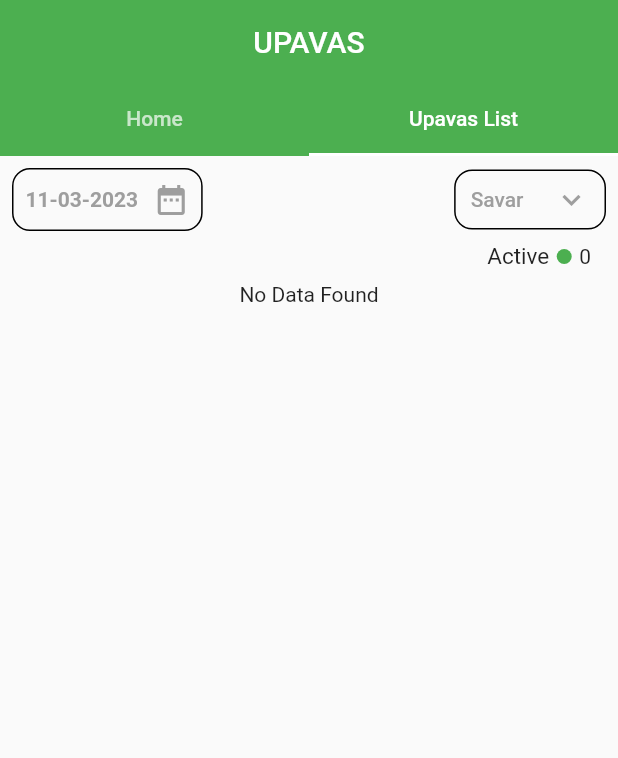
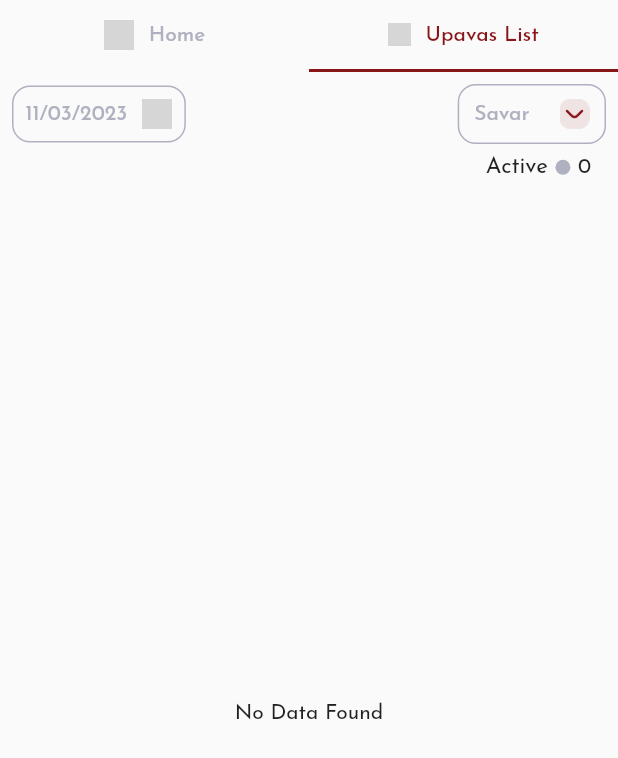
Before and after one commit to BHARGAVTHUMMAR/upavas, a Flutter app: the screen it shows after launch, tab 2 chosen, on a phone screen of 412 x 824 dp. Shown: the top 758 px of the screen. Run offline on Flutter 3.47's test engine with Material 2 defaults, Android fonts, the phone set to English and light mode, and no system bars; our stand-ins replace cloud_firestore, firebase_core, get, get_it; accounts and stored records are empty; grey boxes are pictures that could not be loaded.

Commit message:
first commit.

```diff
--- a/lib/app/modules/home/controllers/home_controller.dart
+++ b/lib/app/modules/home/controllers/home_controller.dart
@@ -17,7 +17,7 @@ class HomeController extends GetxController {
   @override
   void onInit() {
     selectedDate.value =
-        DateFormat('dd-MM-yyyy').format(DateTime.now()).toString();
+        DateFormat('dd/MM/yyyy').format(DateTime.now()).toString();
     WidgetsBinding.instance.addPostFrameCallback((timeStamp) {
       data();
     });
@@ -51,7 +51,7 @@ class HomeController extends GetxController {
         lastDate: DateTime(2100));
     if (pickedDate != null) {
       print(pickedDate);
-      selectedDate.value = DateFormat('dd-MM-yyyy').format(pickedDate);
+      selectedDate.value = DateFormat('dd/MM/yyyy').format(pickedDate);
       data();
     } else {}
   }
--- a/lib/app/modules/mainhome/controllers/mainhome_controller.dart
+++ b/lib/app/modules/mainhome/controllers/mainhome_controller.dart
@@ -1,9 +1,7 @@
 import 'package:get/get.dart';
 
 class MainhomeController extends GetxController {
-  //TODO: Implement MainhomeController
-
-  final count = 0.obs;
+  RxInt SelectedTab = 0.obs;
   @override
   void onInit() {
     super.onInit();
@@ -18,6 +16,4 @@ class MainhomeController extends GetxController {
   void onClose() {
     super.onClose();
   }
-
-  void increment() => count.value++;
 }
--- a/lib/app/modules/mainhome/views/mainhome_view.dart
+++ b/lib/app/modules/mainhome/views/mainhome_view.dart
@@ -1,6 +1,7 @@
 import 'package:flutter/material.dart';
 
 import 'package:get/get.dart';
+import 'package:upvas/app/constants/color_constant.dart';
 import 'package:upvas/app/modules/home/views/home_view.dart';
 import 'package:upvas/app/modules/upavaslist/views/upavaslist_view.dart';
 
@@ -8,23 +9,81 @@ import '../controllers/mainhome_controller.dart';
 
 class MainhomeView extends GetView<MainhomeController> {
   const MainhomeView({Key? key}) : super(key: key);
+
   @override
   Widget build(BuildContext context) {
+    return Obx(() {
       return DefaultTabController(
         length: 2,
         child: Scaffold(
-        appBar: AppBar(
-          elevation: 0,
-          backgroundColor: Colors.green,
-          title: const Text('UPAVAS'),
-          centerTitle: true,
-          bottom: TabBar(indicatorColor: Colors.white,tabs: [Tab(child: Text("Home")),Tab(child: Text("Upavas List"))]),
+          body: SafeArea(
+            child: Column(
+              children: [
+                TabBar(
+                    indicatorColor: appTheme.primaryTheme,
+                    onTap: (value) {
+                      controller.SelectedTab.value = value;
+                    },
+                    // unselectedLabelColor: appTheme.textGrayColor,
+                    tabs: [
+                      Tab(
+                          child: Row(
+                        mainAxisAlignment: MainAxisAlignment.center,
+                        crossAxisAlignment: CrossAxisAlignment.center,
+                        children: [
+                          (controller.SelectedTab.value == 0)
+                              ? Image.asset(
+                                  "assets/icons_image/home_select.png",
+                                  height: 20)
+                              : Image.asset(
+                                  "assets/icons_image/home_unselect.png",
+                                  height: 20),
+                          SizedBox(
+                            width: 10,
                           ),
-        body:  TabBarView(children: [
-          HomeView(),
-          UpavaslistView()
+                          Text(
+                            "Home",
+                            style: TextStyle(
+                                color: controller.SelectedTab.value == 0
+                                    ? appTheme.primaryTheme
+                                    : appTheme.textGrayColor),
+                          ),
+                        ],
+                      )),
+                      Tab(
+                          child: Row(
+                        mainAxisAlignment: MainAxisAlignment.center,
+                        crossAxisAlignment: CrossAxisAlignment.center,
+                        children: [
+                          (controller.SelectedTab.value == 0)
+                              ? Image.asset(
+                                  "assets/icons_image/menu_unselect.png",
+                                  height: 15)
+                              : Image.asset(
+                                  "assets/icons_image/menu_select.png",
+                                  height: 15),
+                          SizedBox(
+                            width: 10,
+                          ),
+                          Text(
+                            "Upavas List",
+                            style: TextStyle(
+                                color: controller.SelectedTab.value == 0
+                                    ? appTheme.textGrayColor
+                                    : appTheme.primaryTheme),
+                          ),
+                        ],
+                      )),
                     ]),
+                Expanded(
+                    child: TabBarView(
+                        physics: NeverScrollableScrollPhysics(),
+                        children: [HomeView(), UpavaslistView()])),
+              ],
+            ),
+          ),
         ),
       );
+    });
   }
 }
--- a/lib/app/modules/upavaslist/controllers/upavaslist_controller.dart
+++ b/lib/app/modules/upavaslist/controllers/upavaslist_controller.dart
@@ -19,12 +19,13 @@ class UpavaslistController extends GetxController {
   @override
   void onInit() {
     selectedDate.value =
-        DateFormat('dd-MM-yyyy').format(DateTime.now()).toString();
+        DateFormat('dd/MM/yyyy').format(DateTime.now()).toString();
     WidgetsBinding.instance.addPostFrameCallback((timeStamp) {
       data();
     });
     super.onInit();
   }
+
   data() async {
     hasData.value = false;
     getDataList.value = await FirebaseService().getUserData(
@@ -32,17 +33,13 @@ class UpavaslistController extends GetxController {
         context: Get.context!);
     hasData.value = true;
     tempList.clear();
-    if(!isNullEmptyOrFalse(getDataList))
-      {
-        for(int i=0;i<getDataList.length;i++)
-          {
-            if(getDataList[i].isSelected.isTrue)
-              {
-                tempList.add(i);
-              }
-          }
+    if (!isNullEmptyOrFalse(getDataList)) {
+      for (int i = 0; i < getDataList.length; i++) {
+        if (getDataList[i].isSelected.isTrue) {
+          tempList.add(i);
+        }
       }
-
+    }
   }
 
   datePick({required BuildContext context}) async {
@@ -53,7 +50,7 @@ class UpavaslistController extends GetxController {
         lastDate: DateTime(2100));
     if (pickedDate != null) {
       print(pickedDate);
-      selectedDate.value = DateFormat('dd-MM-yyyy').format(pickedDate);
+      selectedDate.value = DateFormat('dd/MM/yyyy').format(pickedDate);
       data();
     } else {}
   }
@@ -67,5 +64,4 @@ class UpavaslistController extends GetxController {
   void onClose() {
     super.onClose();
   }
-
 }
--- a/lib/app/modules/upavaslist/views/upavaslist_view.dart
+++ b/lib/app/modules/upavaslist/views/upavaslist_view.dart
@@ -1,6 +1,7 @@
 import 'package:flutter/material.dart';
 
 import 'package:get/get.dart';
+import 'package:upvas/app/constants/color_constant.dart';
 import 'package:upvas/app/constants/sizeConstant.dart';
 
 import '../controllers/upavaslist_controller.dart';
@@ -18,8 +19,7 @@ class UpavaslistView extends GetView<UpavaslistController> {
                     ? Center(
                         child: CircularProgressIndicator(),
                       )
-                    : SingleChildScrollView(
-                        child: Column(
+                    : Column(
                         children: [
                           Row(
                             mainAxisAlignment: MainAxisAlignment.spaceBetween,
@@ -28,7 +28,8 @@ class UpavaslistView extends GetView<UpavaslistController> {
                                 padding: const EdgeInsets.all(8.0),
                                 child: Container(
                                   decoration: BoxDecoration(
-                                        border: Border.all(),
+                                      border: Border.all(
+                                          color: appTheme.textGrayColor),
                                       borderRadius: BorderRadius.all(
                                           Radius.circular(12))),
                                   child: Padding(
@@ -39,15 +40,20 @@ class UpavaslistView extends GetView<UpavaslistController> {
                                             context: Get.context!);
                                       },
                                       child: Row(
+                                        mainAxisAlignment:
+                                            MainAxisAlignment.center,
+                                        crossAxisAlignment:
+                                            CrossAxisAlignment.center,
                                         children: [
                                           Text(controller.selectedDate.value,
                                               style: TextStyle(
-                                                    fontWeight: FontWeight.bold,
+                                                  fontWeight: FontWeight.w500,
                                                   color:
-                                                        Colors.grey.shade500)),
+                                                      appTheme.textGrayColor)),
                                           SizedBox(width: 10),
-                                            Icon(Icons.date_range,
-                                                color: Colors.grey.shade500),
+                                          Image.asset(
+                                              "assets/icons_image/date.png",
+                                              height: 20),
                                         ],
                                       ),
                                     ),
@@ -59,7 +65,8 @@ class UpavaslistView extends GetView<UpavaslistController> {
                                 child: Container(
                                   height: 40,
                                   decoration: BoxDecoration(
-                                        border: Border.all(),
+                                      border: Border.all(
+                                          color: appTheme.textGrayColor),
                                       borderRadius: BorderRadius.all(
                                           Radius.circular(12))),
                                   child: Padding(
@@ -69,21 +76,24 @@ class UpavaslistView extends GetView<UpavaslistController> {
                                       value: controller.dropdownValue.value,
                                       elevation: 16,
                                       style: TextStyle(
-                                            color: Colors.grey.shade500,
+                                          fontFamily: 'JosefinSans',
+                                          color: appTheme.textGrayColor,
                                           fontWeight: FontWeight.w500),
-                                        borderRadius: BorderRadius.all(
-                                            Radius.circular(12)),
+                                      borderRadius:
+                                          BorderRadius.all(Radius.circular(12)),
                                       icon: Padding(
                                         padding: EdgeInsets.only(left: 20.0),
-                                          child: Icon(Icons.keyboard_arrow_down,
-                                              color: Colors.grey.shade500),
+                                        child: Image.asset(
+                                            "assets/icons_image/down.png",
+                                            height: 20),
                                       ),
                                       underline: Container(
+                                        // height: 2,
                                         color: Colors.white,
                                       ),
                                       onChanged: (String? value) {
-                                          controller.dropdownValue.value =
-                                              value!;
+                                        // This is called when the user selects an item.
+                                        controller.dropdownValue.value = value!;
                                         controller.data();
                                       },
                                       items: controller.list
@@ -116,7 +126,8 @@ class UpavaslistView extends GetView<UpavaslistController> {
                                     ),
                                     CircleAvatar(
                                         radius: 5,
-                                          backgroundColor: Colors.green),
+                                        backgroundColor:
+                                            appTheme.textGrayColor),
                                     SizedBox(
                                       width: 5,
                                     ),
@@ -137,11 +148,11 @@ class UpavaslistView extends GetView<UpavaslistController> {
                               ),
                             ],
                           ),
-                            Padding(
+                          Expanded(
+                            child: Padding(
                               padding: EdgeInsets.symmetric(horizontal: 5.0),
-                              child: (!isNullEmptyOrFalse(controller.tempList))?GridView.builder(
-                                physics: NeverScrollableScrollPhysics(),
-                                shrinkWrap: true,
+                              child: (!isNullEmptyOrFalse(controller.tempList))
+                                  ? GridView.builder(
                                       gridDelegate:
                                           SliverGridDelegateWithFixedCrossAxisCount(
                                               crossAxisCount: 5,
@@ -153,24 +164,26 @@ class UpavaslistView extends GetView<UpavaslistController> {
                                           return Container(
                                               decoration: BoxDecoration(
                                                   shape: BoxShape.circle,
-                                                color: Colors.green),
+                                                  color:
+                                                      appTheme.unSelectedColor),
                                               child: Center(
                                                   child: Text(
-                                              controller.tempList[index]
+                                                (controller.tempList[index] + 1)
                                                     .toString(),
                                                 style: TextStyle(
-                                                  color: Colors.white,
+                                                    color:
+                                                        appTheme.textGrayColor,
                                                     fontSize: 20),
                                               )));
-
                                         });
                                       },
-                              ):Center(
+                                    )
+                                  : Center(
                                       child: Text("No Data Found"),
+                                    ),
                             ),
                           )
                         ],
-                        ),
                       ));
           });
         });
--- a/lib/main.dart
+++ b/lib/main.dart
@@ -17,6 +17,7 @@ void main() async {
   runApp(
     GetMaterialApp(
       debugShowCheckedModeBanner: false,
+      theme: ThemeData(fontFamily: 'JosefinSans'),
       title: "Application",
       initialRoute: AppPages.INITIAL,
       getPages: AppPages.routes,
```
Also changed, not shown: lib/app/constants/color_constant.dart (+4 -7 lines), lib/app/modules/home/views/home_view.dart (+54 -32 lines), pubspec.yaml (+7 -0 lines), assets/icons_image/down.png (added). Lines whose indentation alone changed are shown as unchanged.
